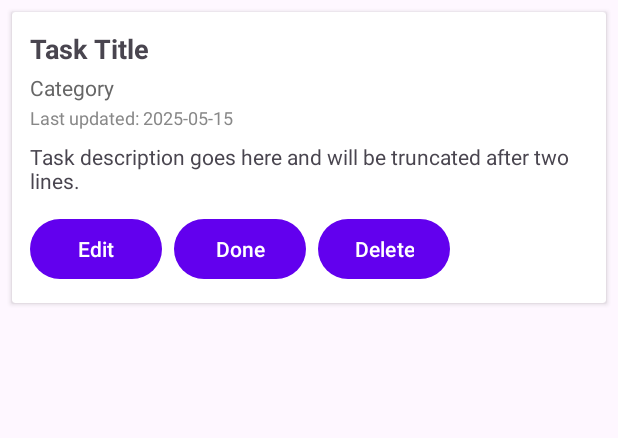
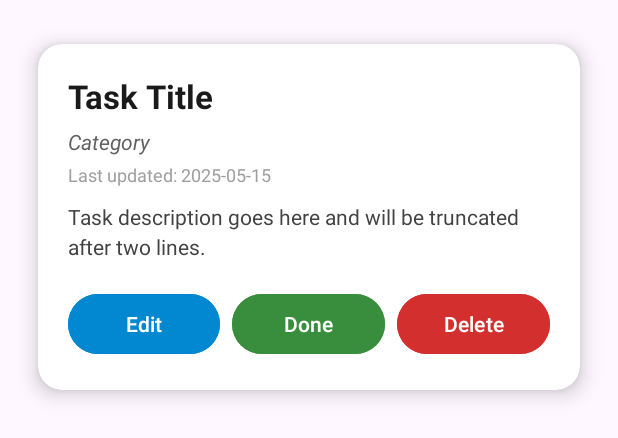
Before and after one commit to HeyItsMinx/taskmanagerapp, an Android app: the layout task_item.xml on its own in the app's theme, with its tools: preview values and no code run, on a phone screen of 412 x 824 dp. Shown: the top 438 px of the screen. Run offline under Robolectric (Android 15) with nearby library versions, the phone set to English and light mode, and no system bars.

```diff
--- a/app/src/main/AndroidManifest.xml
+++ b/app/src/main/AndroidManifest.xml
@@ -12,7 +12,8 @@
         android:roundIcon="@mipmap/ic_launcher_round"
         android:supportsRtl="true"
         android:theme="@style/Theme.TaskManagerApp"
-        tools:targetApi="31">
+        tools:targetApi="31"
+        android:networkSecurityConfig="@xml/network_security_config">
 
         <activity android:name=".ui.tasklist.TaskListActivity" />
         <activity android:name=".ui.createtask.CreateTaskActivity"/>
--- a/app/src/main/java/com/example/taskmanagerapp/api/ApiClient.kt
+++ b/app/src/main/java/com/example/taskmanagerapp/api/ApiClient.kt
@@ -4,7 +4,7 @@ import retrofit2.Retrofit
 import retrofit2.converter.gson.GsonConverterFactory
 
 object ApiClient {
-    private const val  BASE_URL = "https://10.0.2.2:3000"
+    private const val  BASE_URL = "http://10.0.2.2:3000"
 
     val apiService: ApiService by lazy {
         Retrofit.Builder()
--- /dev/null
+++ b/app/src/main/res/drawable/styled_card_background.xml
@@ -0,0 +1,5 @@
+<shape xmlns:android="http://schemas.android.com/apk/res/android" android:shape="rectangle">
+    <solid android:color="#FDFDFD" />
+    <stroke android:width="1dp" android:color="#DDDDDD" />
+    <corners android:radius="16dp" />
+</shape>
--- a/app/src/main/res/layout/task_item.xml
+++ b/app/src/main/res/layout/task_item.xml
@@ -1,20 +1,25 @@
 <androidx.cardview.widget.CardView xmlns:android="http://schemas.android.com/apk/res/android"
-    android:layout_margin="8dp"
+    xmlns:card_view="http://schemas.android.com/apk/res-auto"
     android:layout_width="match_parent"
     android:layout_height="wrap_content"
-    android:elevation="4dp"
-    android:foreground="?android:attr/selectableItemBackground">
+    android:layout_margin="12dp"
+    android:foreground="?android:attr/selectableItemBackground"
+    android:background="@drawable/styled_card_background"
+    card_view:cardCornerRadius="16dp"
+    card_view:cardElevation="8dp"
+    card_view:cardUseCompatPadding="true">
 
     <LinearLayout
         android:orientation="vertical"
-        android:padding="12dp"
+        android:padding="20dp"
         android:layout_width="match_parent"
         android:layout_height="wrap_content">
 
         <TextView
             android:id="@+id/taskTitle"
             android:textStyle="bold"
-            android:textSize="18sp"
+            android:textSize="22sp"
+            android:textColor="#1A1A1A"
             android:layout_width="match_parent"
             android:layout_height="wrap_content"
             android:text="Task Title" />
@@ -23,18 +28,19 @@
             android:id="@+id/taskCategory"
             android:layout_width="match_parent"
             android:layout_height="wrap_content"
-            android:textColor="#666666"
+            android:textColor="#616161"
+            android:textStyle="italic"
             android:text="Category"
-            android:layout_marginTop="4dp"/>
+            android:layout_marginTop="6dp" />
 
         <TextView
             android:id="@+id/taskUpdated"
             android:layout_width="match_parent"
             android:layout_height="wrap_content"
-            android:textColor="#888888"
+            android:textColor="#9E9E9E"
             android:textSize="12sp"
             android:text="Last updated: 2025-05-15"
-            android:layout_marginTop="2dp" />
+            android:layout_marginTop="4dp" />
 
         <TextView
             android:id="@+id/taskDescription"
@@ -42,34 +48,51 @@
             android:ellipsize="end"
             android:layout_width="match_parent"
             android:layout_height="wrap_content"
+            android:textColor="#424242"
+            android:textSize="14sp"
+            android:lineSpacingExtra="4dp"
             android:text="Task description goes here and will be truncated after two lines."
-            android:layout_marginTop="8dp" />
+            android:layout_marginTop="10dp" />
 
         <LinearLayout
             android:orientation="horizontal"
-            android:layout_width="wrap_content"
+            android:layout_width="match_parent"
             android:layout_height="wrap_content"
-            android:layout_marginTop="12dp">
+            android:layout_marginTop="18dp"
+            android:gravity="end"
+            android:weightSum="3">
 
             <Button
                 android:id="@+id/btnEdit"
                 android:text="Edit"
-                android:layout_width="wrap_content"
-                android:layout_height="wrap_content" />
+                android:textAllCaps="false"
+                android:textColor="#FFFFFF"
+                android:backgroundTint="#0288D1"
+                android:layout_width="0dp"
+                android:layout_height="wrap_content"
+                android:layout_weight="1" />
 
             <Button
                 android:id="@+id/btnDone"
                 android:text="Done"
-                android:layout_width="wrap_content"
+                android:textAllCaps="false"
+                android:textColor="#FFFFFF"
+                android:backgroundTint="#388E3C"
+                android:layout_width="0dp"
                 android:layout_height="wrap_content"
-                android:layout_marginStart="8dp" />
+                android:layout_marginStart="8dp"
+                android:layout_weight="1" />
 
             <Button
                 android:id="@+id/btnDelete"
                 android:text="Delete"
-                android:layout_width="wrap_content"
+                android:textAllCaps="false"
+                android:textColor="#FFFFFF"
+                android:backgroundTint="#D32F2F"
+                android:layout_width="0dp"
                 android:layout_height="wrap_content"
-                android:layout_marginStart="8dp" />
+                android:layout_marginStart="8dp"
+                android:layout_weight="1" />
 
         </LinearLayout>
 
--- /dev/null
+++ b/app/src/main/res/xml/network_security_config.xml
@@ -0,0 +1,4 @@
+<?xml version="1.0" encoding="utf-8"?>
+<network-security-config>
+    <base-config cleartextTrafficPermitted="true" />
+</network-security-config>
```
Also changed, not shown: app/src/main/java/com/example/taskmanagerapp/CreateTaskActivity.kt (+8 -9 lines), app/src/main/java/com/example/taskmanagerapp/api/ApiService.kt (+7 -7 lines), 2 other files.
